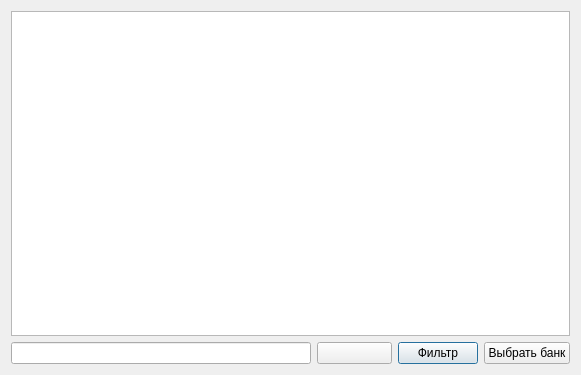
The window that add_ex.ui (Sigorut/Create_blank) describes before a commit, drawn with Qt 5.
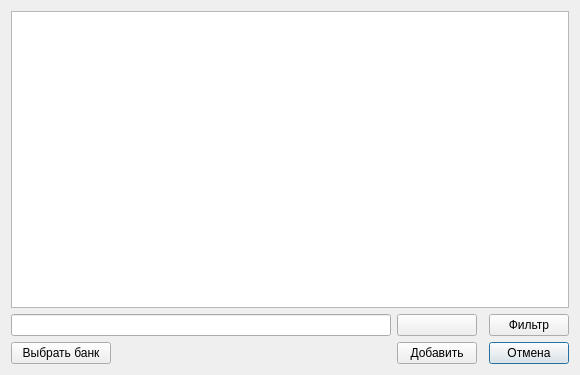
The same window after the commit. Icons and pictures are not drawn.

Diff of the .ui file:
```diff
--- a/add_ex.ui
+++ b/add_ex.ui
@@ -14,16 +14,36 @@
    <string>Dialog</string>
   </property>
   <layout class="QGridLayout" name="gridLayout">
-   <item row="1" column="2">
-    <widget class="QPushButton" name="butt_filter">
+   <item row="2" column="3">
+    <widget class="QPushButton" name="butt_cancel">
      <property name="text">
-      <string>Фильтр</string>
+      <string>Отмена</string>
+     </property>
+    </widget>
+   </item>
+   <item row="2" column="0">
+    <widget class="QPushButton" name="butt_open">
+     <property name="maximumSize">
+      <size>
+       <width>100</width>
+       <height>16777215</height>
+      </size>
+     </property>
+     <property name="text">
+      <string>Выбрать банк</string>
      </property>
     </widget>
    </item>
    <item row="0" column="0" colspan="4">
     <widget class="QTableView" name="table_view"/>
    </item>
+   <item row="1" column="3">
+    <widget class="QPushButton" name="butt_filter">
+     <property name="text">
+      <string>Фильтр</string>
+     </property>
+    </widget>
+   </item>
    <item row="1" column="1">
     <widget class="QPushButton" name="butt_search">
      <property name="minimumSize">
@@ -51,10 +71,10 @@
      </property>
     </widget>
    </item>
-   <item row="1" column="3">
-    <widget class="QPushButton" name="butt_open">
+   <item row="2" column="1">
+    <widget class="QPushButton" name="butt_add">
      <property name="text">
-      <string>Выбрать банк</string>
+      <string>Добавить</string>
      </property>
     </widget>
    </item>
```
